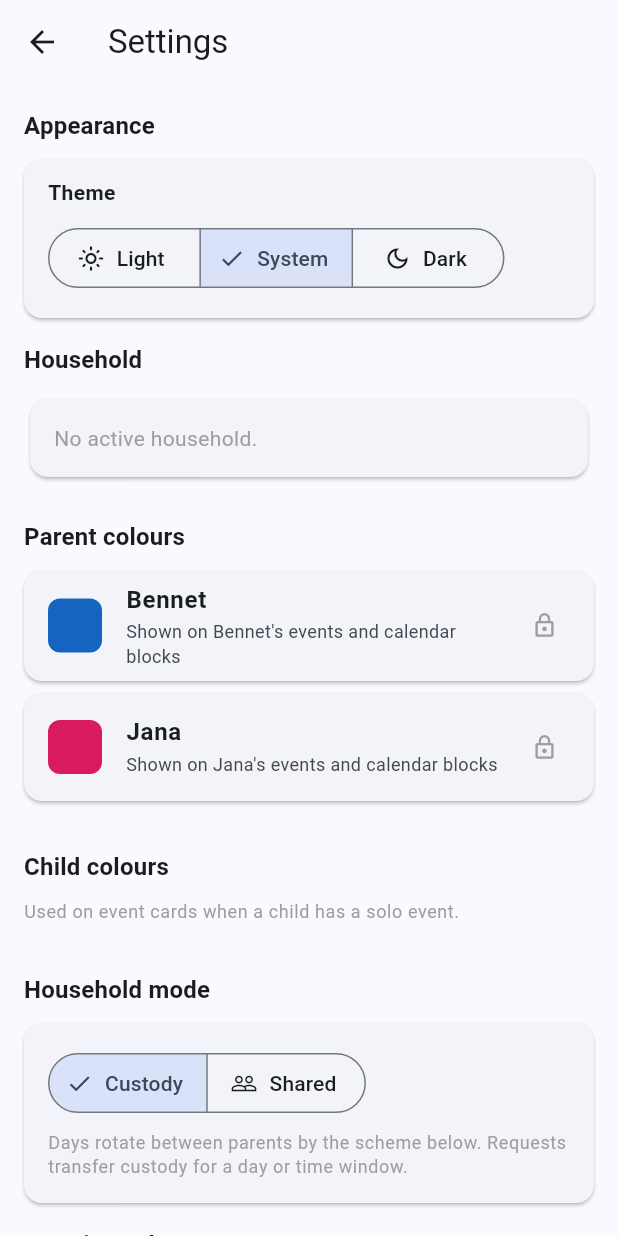
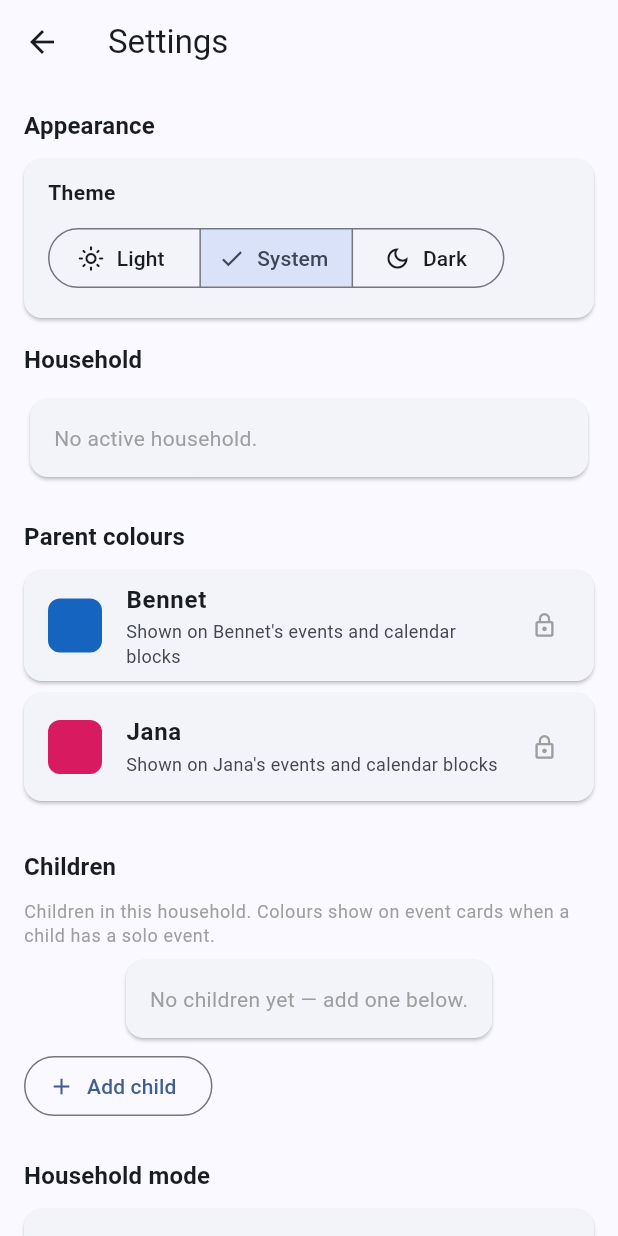
Before and after one commit to Pahiro/coplan, a Flutter app: the SettingsScreen screen opened directly, on a phone screen of 412 x 824 dp. Run offline on Flutter 3.47's test engine with Material 3 defaults, Android fonts, the phone set to English and light mode, and no system bars; our stand-ins replace connectivity_plus, flutter_local_notifications, flutter_riverpod, pocketbase, shared_preferences; missing offline and left inert: home_widget; accounts and stored records are empty.

Commit message:
feat: add/remove children from Settings
The Children section now supports adding a child (name dialog) and removing
one (with confirmation), alongside the existing per-child colour editing.
_ColorRow gains an optional delete action so child rows can be removed inline.

Co-Authored-By: Claude Opus 4.7 <noreply@anthropic.com>

```diff
--- a/lib/screens/settings_screen.dart
+++ b/lib/screens/settings_screen.dart
@@ -84,25 +84,17 @@ class SettingsScreen extends ConsumerWidget {
                   ref.read(colorsProvider.notifier).updateMyColor(c),
             )),
             const SizedBox(height: 24),
-            _SectionHeader('Child colours'),
+            _SectionHeader('Children'),
             Text(
-              'Used on event cards when a child has a solo event.',
+              'Children in this household. Colours show on event cards when a '
+              'child has a solo event.',
               style: Theme.of(context)
                   .textTheme
                   .bodySmall
                   ?.copyWith(color: Colors.grey),
             ),
             const SizedBox(height: 8),
-            // Dynamic child colour rows — provided by household children
-            ...ref.watch(householdChildNamesProvider).map((child) => _ColorRow(
-              label: child.name,
-              description: "Shown on ${child.name}-specific events",
-              current: colors.childColor(child.name),
-              isEditable: true,
-              onChanged: (c) => ref
-                  .read(colorsProvider.notifier)
-                  .updateChildColor(child.id, c),
-            )),
+            const _ChildrenSection(),
             const SizedBox(height: 24),
             _SectionHeader('Household mode'),
             Card(
@@ -388,6 +380,107 @@ class _HouseholdSection extends ConsumerWidget {
   }
 }
 
+// ── Children management ───────────────────────────────────────────────────────
+
+class _ChildrenSection extends ConsumerWidget {
+  const _ChildrenSection();
+
+  @override
+  Widget build(BuildContext context, WidgetRef ref) {
+    final colors = ref.watch(colorsProvider).valueOrNull ?? const AppColors();
+    final children = ref.watch(householdChildNamesProvider);
+
+    return Column(
+      children: [
+        if (children.isEmpty)
+          const Card(
+            margin: EdgeInsets.only(bottom: 8),
+            child: Padding(
+              padding: EdgeInsets.all(16),
+              child: Text('No children yet — add one below.',
+                  style: TextStyle(color: Colors.grey)),
+            ),
+          ),
+        ...children.map((child) => _ColorRow(
+              label: child.name,
+              description: "Shown on ${child.name}-specific events",
+              current: colors.childColor(child.name),
+              isEditable: true,
+              onChanged: (c) => ref
+                  .read(colorsProvider.notifier)
+                  .updateChildColor(child.id, c),
+              onDelete: () => _remove(context, ref, child.id, child.name),
+            )),
+        Align(
+          alignment: Alignment.centerLeft,
+          child: OutlinedButton.icon(
+            icon: const Icon(Icons.add, size: 18),
+            label: const Text('Add child'),
+            onPressed: () => _add(context, ref),
+          ),
+        ),
+      ],
+    );
+  }
+
+  Future<void> _add(BuildContext context, WidgetRef ref) async {
+    final ctrl = TextEditingController();
+    final name = await showDialog<String>(
+      context: context,
+      builder: (_) => AlertDialog(
+        title: const Text('Add child'),
+        content: TextField(
+          controller: ctrl,
+          autofocus: true,
+          textCapitalization: TextCapitalization.words,
+          decoration: const InputDecoration(
+            labelText: "Child's name",
+            border: OutlineInputBorder(),
+          ),
+          onSubmitted: (v) => Navigator.pop(context, v),
+        ),
+        actions: [
+          TextButton(
+              onPressed: () => Navigator.pop(context),
+              child: const Text('Cancel')),
+          FilledButton(
+              onPressed: () => Navigator.pop(context, ctrl.text),
+              child: const Text('Add')),
+        ],
+      ),
+    );
+    if (name != null && name.trim().isNotEmpty) {
+      await ref.read(householdProvider.notifier).addChild(name: name.trim());
+    }
+  }
+
+  Future<void> _remove(
+      BuildContext context, WidgetRef ref, String id, String name) async {
+    final confirmed = await showDialog<bool>(
+      context: context,
+      builder: (_) => AlertDialog(
+        title: Text('Remove $name?'),
+        content: Text(
+            "$name will be removed from the household. Existing events that "
+            "reference $name stay in the record but won't match a child colour."),
+        actions: [
+          TextButton(
+              onPressed: () => Navigator.pop(context, false),
+              child: const Text('Cancel')),
+          FilledButton(
+            style: FilledButton.styleFrom(backgroundColor: Colors.red),
+            onPressed: () => Navigator.pop(context, true),
+            child: const Text('Remove'),
+          ),
+        ],
+      ),
+    );
+    if (confirmed == true) {
+      await ref.read(householdProvider.notifier).removeChild(id);
+    }
+  }
+}
+
 // ── Recurring weekday rules ───────────────────────────────────────────────────
 
 class _RecurringRulesSection extends ConsumerWidget {
@@ -513,12 +606,16 @@ class _ColorRow extends StatelessWidget {
   final bool isEditable;
   final ValueChanged<Color> onChanged;
 
+  /// When provided, a delete action is shown alongside the colour control.
+  final VoidCallback? onDelete;
+
   const _ColorRow({
     required this.label,
     required this.description,
     required this.current,
     required this.isEditable,
     required this.onChanged,
+    this.onDelete,
   });
 
   @override
@@ -538,7 +635,10 @@ class _ColorRow extends StatelessWidget {
             style: const TextStyle(fontWeight: FontWeight.w600)),
         subtitle: Text(description,
             style: const TextStyle(fontSize: 12)),
-        trailing: isEditable
+        trailing: Row(
+          mainAxisSize: MainAxisSize.min,
+          children: [
+            isEditable
                 ? TextButton(
                     onPressed: () => _pickColor(context),
                     child: const Text('Change'),
@@ -547,6 +647,14 @@ class _ColorRow extends StatelessWidget {
                     message: 'Only $label can change their own colour',
                     child: const Icon(Icons.lock_outline,
                         size: 18, color: Colors.grey),
+                  ),
+            if (onDelete != null)
+              IconButton(
+                icon: const Icon(Icons.delete_outline, color: Colors.red),
+                tooltip: 'Remove',
+                onPressed: onDelete,
+              ),
+          ],
         ),
       ),
     );
```
Lines whose indentation alone changed are shown as unchanged.
